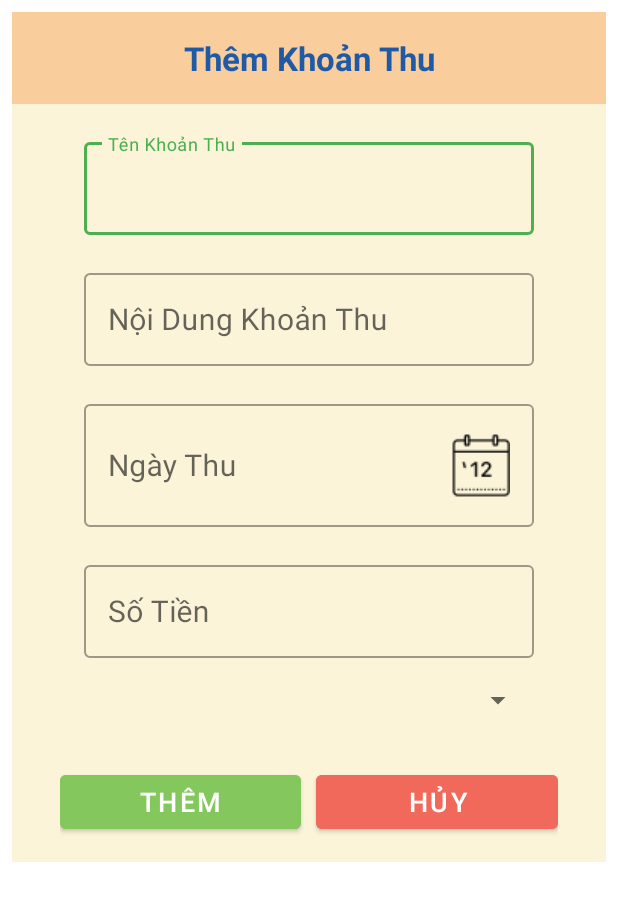
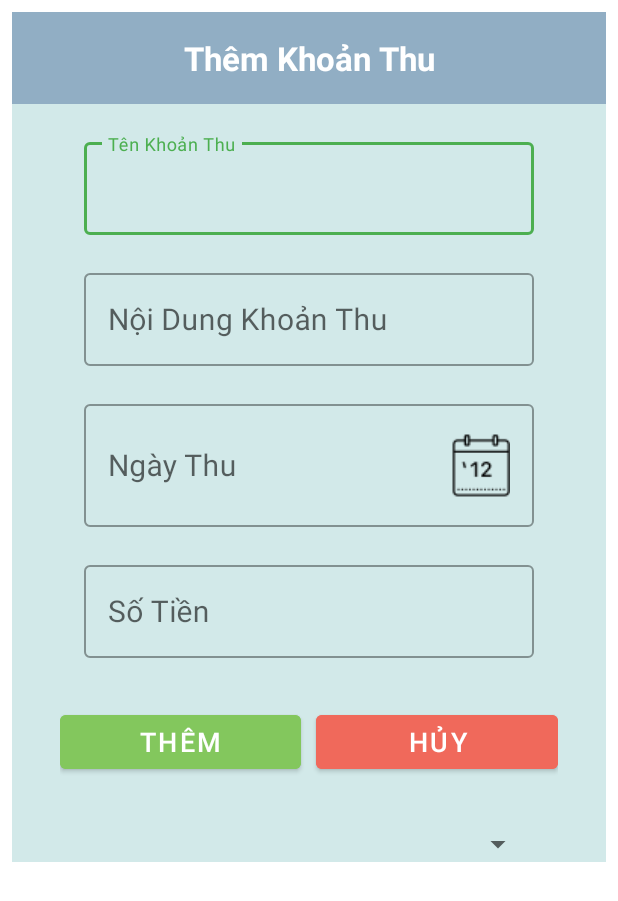
Before and after one commit to nguyenthanhdat20130013/qlchitieu_cnpm, an Android app: the layout dialog_add_khoanthu.xml on its own in the app's theme, with its tools: preview values and no code run, on a phone screen of 412 x 824 dp. Shown: the top 901 px of the screen. Run offline under Robolectric (Android 15) with nearby library versions, the phone set to English and light mode, and no system bars.

Commit message:
sửa giao dien khoan thu

```diff
--- a/app/src/main/res/layout/dialog_add_khoanthu.xml
+++ b/app/src/main/res/layout/dialog_add_khoanthu.xml
@@ -3,7 +3,7 @@
     android:orientation="vertical"
     android:layout_width="match_parent"
     android:layout_margin="8dp"
-    android:background="#FCF4D9"
+    android:background="#D2E9E9"
     android:layout_height="wrap_content">
     <TextView
         android:id="@+id/tv_them_khoanthu"
@@ -11,9 +11,9 @@
         android:layout_height="wrap_content"
         android:gravity="center"
         android:padding="16dp"
-        android:background="#FACE9C"
+        android:background="#91AEC4"
         android:text="Thêm Khoản Thu"
-        android:textColor="#205AA7"
+        android:textColor="#FFFFFF"
         android:textSize="22sp"
         android:textStyle="bold">
 
@@ -84,15 +84,6 @@
             />
     </com.google.android.material.textfield.TextInputLayout>
 
-    <Spinner
-        android:layout_gravity="center"
-        android:layout_width="300dp"
-        android:layout_marginStart="16dp"
-        android:layout_marginTop="16dp"
-        android:layout_marginEnd="16dp"
-        android:id="@+id/sp_them_loaithu"
-        android:layout_height="wrap_content"/>
-
     <LinearLayout
         android:layout_width="match_parent"
         android:layout_height="wrap_content"
@@ -122,9 +113,17 @@
             android:backgroundTint="@color/red"
             android:text="Hủy"
             android:textColor="@color/white"
-            android:textSize="18sp">
-        </Button>
+            android:textSize="18sp"></Button>
 
     </LinearLayout>
 
+    <Spinner
+        android:layout_gravity="center"
+        android:layout_width="300dp"
+        android:layout_marginStart="16dp"
+        android:layout_marginTop="16dp"
+        android:layout_marginEnd="16dp"
+        android:id="@+id/sp_them_loaithu"
+        android:layout_height="wrap_content"/>
+
 </LinearLayout>
--- a/app/src/main/res/layout/dialog_edit_khoanthu.xml
+++ b/app/src/main/res/layout/dialog_edit_khoanthu.xml
@@ -3,7 +3,7 @@
     android:orientation="vertical"
     android:layout_width="match_parent"
     android:layout_margin="8dp"
-    android:background="#FCF4D9"
+    android:background="#D2E9E9"
     android:layout_height="wrap_content">
     <TextView
         android:id="@+id/tv_sua_khoanthu"
@@ -11,9 +11,9 @@
         android:layout_height="wrap_content"
         android:gravity="center"
         android:padding="16dp"
-        android:background="#FACE9C"
+        android:background="#91AEC4"
         android:text="Sửa Khoản Thu"
-        android:textColor="#205AA7"
+        android:textColor="#FFFFFF"
         android:textSize="22sp"
         android:textStyle="bold">
 
--- a/app/src/main/res/layout/fragment_khoan_thu.xml
+++ b/app/src/main/res/layout/fragment_khoan_thu.xml
@@ -9,7 +9,7 @@
     <androidx.recyclerview.widget.RecyclerView
         android:layout_alignParentTop="true"
         android:id="@+id/recyclerView_khoanthu"
-        android:background="#FCF4D9"
+        android:background="#F8F6F4"
         android:layout_width="match_parent"
         android:layout_height="match_parent">
 
@@ -25,7 +25,7 @@
         android:layout_marginTop="8dp"
         android:layout_marginEnd="8dp"
         android:layout_marginBottom="8dp"
-        android:backgroundTint="#8ADAA6"
+        android:backgroundTint="#2D88BA"
         android:src="@android:drawable/ic_input_add">
 
     </com.google.android.material.floatingactionbutton.FloatingActionButton>
--- a/app/src/main/res/layout/fragment_thu.xml
+++ b/app/src/main/res/layout/fragment_thu.xml
@@ -10,7 +10,7 @@
     <!-- TODO: Update blank fragment layout -->
     <com.google.android.material.tabs.TabLayout
         android:id="@+id/tablayout_thu"
-        android:background="#FFFFFF"
+        android:background="#F8F6F4"
         app:tabSelectedTextColor="#000044"
         app:tabTextColor="@color/black"
         app:tabIndicatorColor="#000044"
--- a/app/src/main/res/layout/khoan_thu_view_item.xml
+++ b/app/src/main/res/layout/khoan_thu_view_item.xml
@@ -18,11 +18,11 @@
         android:id="@+id/tv_tenkhoanthu"
         android:layout_width="match_parent"
         android:layout_height="wrap_content"
-        android:background="#F6B297"
+        android:background="#91AEC4"
         android:gravity="center"
         android:padding="15dp"
         android:text="Tên Khoản  Thu"
-        android:textColor="#000044"
+        android:textColor="#FFFFFF"
         android:textSize="22sp"></TextView>
     <!-- số tien-->
 <TextView
```
Also changed, not shown: 1 other file.
